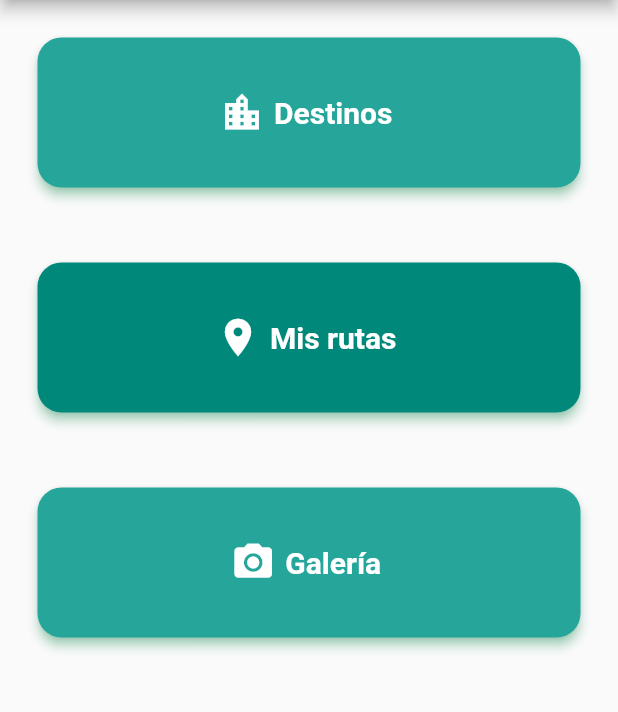
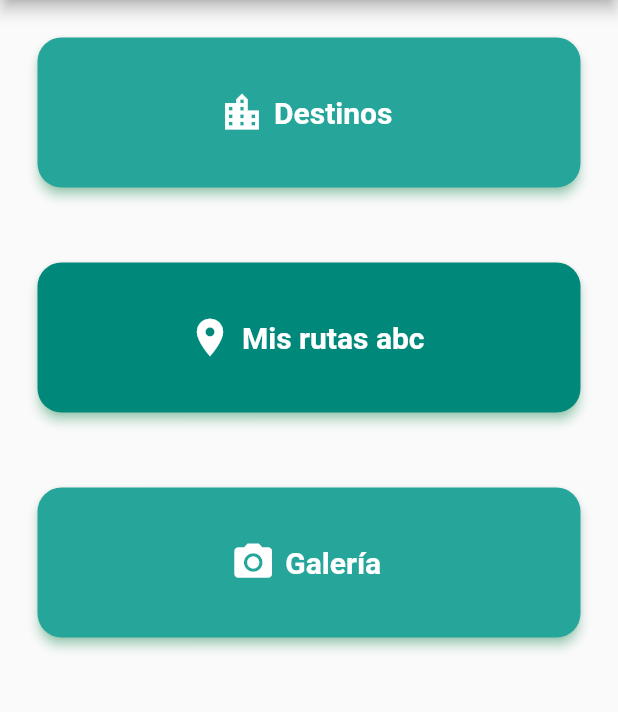
Before and after one commit to sasukenny/G10-Holotourism-Front, a Flutter app: the InitialHomePage screen opened directly with empty values, on a phone screen of 412 x 824 dp, the part 84-796 px from its top. Run offline on Flutter 3.47's test engine with Material 2 defaults, Android fonts, the phone set to English and light mode, and no system bars; our stand-ins replace bloc, cached_network_image, camera, equatable, flutter_bloc, flutter_svg and 4 more; missing offline and left inert: flutter_polyline_points.

Commit message:
Update initialhome.dart

```diff
--- a/lib/presentation/pages/initialhome.dart
+++ b/lib/presentation/pages/initialhome.dart
@@ -79,7 +79,7 @@ class _InitialHomePage extends State<InitialHomePage> {
                 size: 30.0,
               ),
               onPressed: () {},
-              label: Text('Mis rutas'),
+              label: Text('Mis rutas abc'),
             ),
             Padding(padding: EdgeInsets.all(25.0)),
             ElevatedButton.icon(
```
